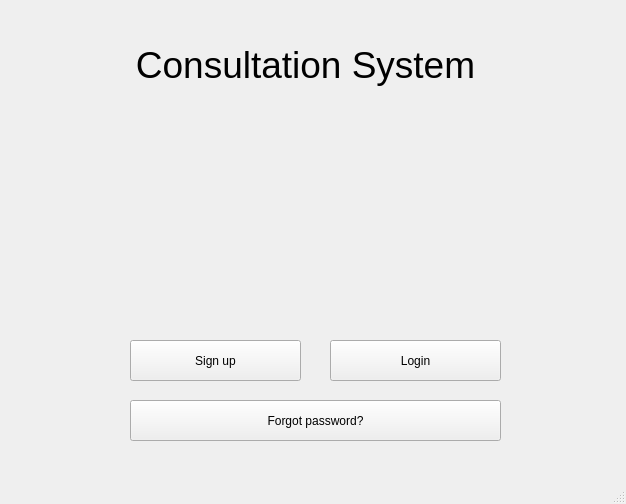
The window that interfaces/main.ui (MemExplorer/Consultation-Scheduling-System) describes before a commit, drawn with Qt 5.
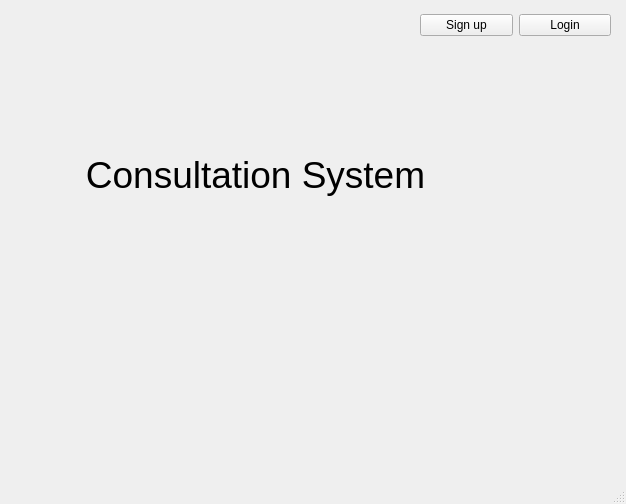
The same window after the commit.

Commit message: Added mysql-connector module

The edit to the form file:
```diff
--- a/interfaces/main.ui
+++ b/interfaces/main.ui
@@ -23,52 +23,13 @@
    <bool>false</bool>
   </property>
   <widget class="QWidget" name="centralwidget">
-   <widget class="QPushButton" name="pushButton">
-    <property name="geometry">
-     <rect>
-      <x>130</x>
-      <y>340</y>
-      <width>171</width>
-      <height>41</height>
-     </rect>
-    </property>
-    <property name="text">
-     <string>Sign up</string>
-    </property>
-   </widget>
-   <widget class="QPushButton" name="pushButton_2">
-    <property name="geometry">
-     <rect>
-      <x>330</x>
-      <y>340</y>
-      <width>171</width>
-      <height>41</height>
-     </rect>
-    </property>
-    <property name="text">
-     <string>Login</string>
-    </property>
-   </widget>
-   <widget class="QPushButton" name="pushButton_3">
-    <property name="geometry">
-     <rect>
-      <x>130</x>
-      <y>400</y>
-      <width>371</width>
-      <height>41</height>
-     </rect>
-    </property>
-    <property name="text">
-     <string>Forgot password?</string>
-    </property>
-   </widget>
    <widget class="QLabel" name="Title">
     <property name="geometry">
      <rect>
-      <x>110</x>
-      <y>40</y>
-      <width>391</width>
-      <height>51</height>
+      <x>10</x>
+      <y>120</y>
+      <width>491</width>
+      <height>111</height>
      </rect>
     </property>
     <property name="font">
@@ -89,6 +50,32 @@
      <set>Qt::AlignCenter</set>
     </property>
    </widget>
+   <widget class="QWidget" name="gridLayoutWidget">
+    <property name="geometry">
+     <rect>
+      <x>420</x>
+      <y>10</y>
+      <width>191</width>
+      <height>31</height>
+     </rect>
+    </property>
+    <layout class="QGridLayout" name="gridLayout">
+     <item row="0" column="0">
+      <widget class="QPushButton" name="pushButton">
+       <property name="text">
+        <string>Sign up</string>
+       </property>
+      </widget>
+     </item>
+     <item row="0" column="1">
+      <widget class="QPushButton" name="pushButton_2">
+       <property name="text">
+        <string>Login</string>
+       </property>
+      </widget>
+     </item>
+    </layout>
+   </widget>
   </widget>
   <widget class="QStatusBar" name="statusbar"/>
  </widget>
```
The commit also changes 1 other file.
